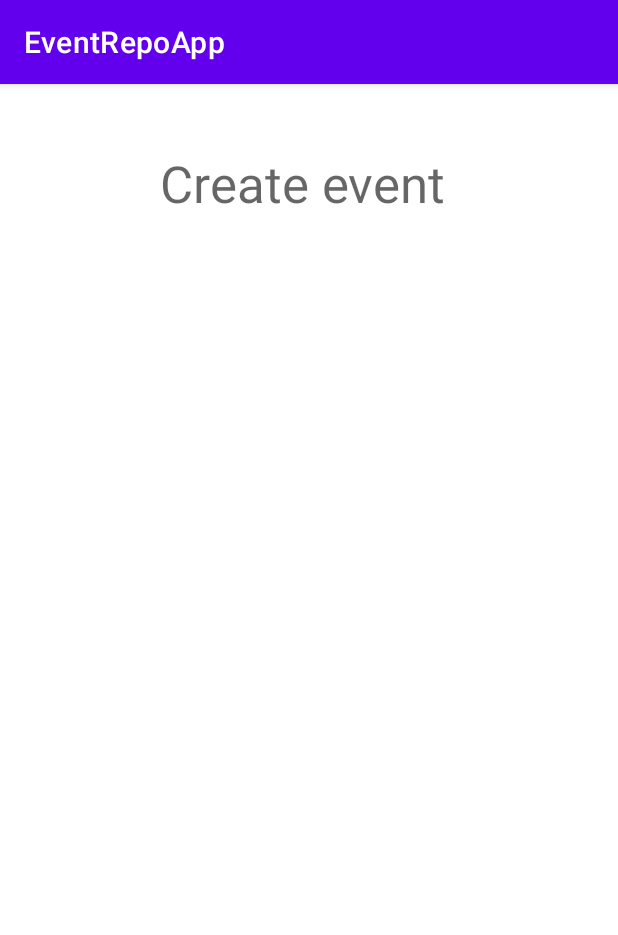
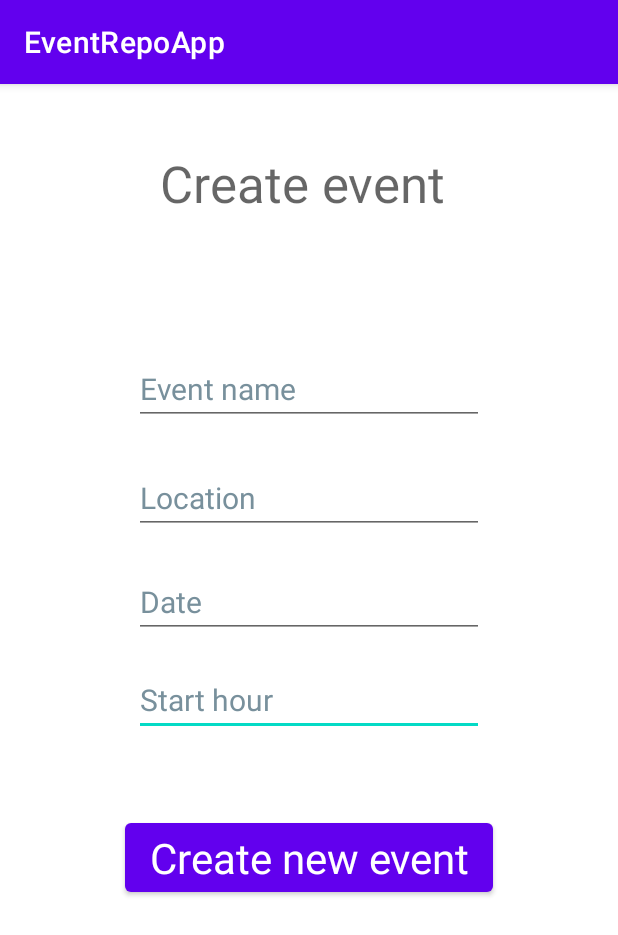
Before and after one commit to tymoteusz-chelmecki/EventRepoApp, an Android app: the CreateEventActivity screen opened directly, with no data from a screen before it, on a phone screen of 412 x 824 dp. Shown: the top 935 px of the screen. Run offline under Robolectric (Android 15) with nearby library versions, the phone set to English and light mode, and no system bars.

Commit message:
Add input fields to CreateEventActivity

```diff
--- a/app/src/main/java/com/example/event_repo_app/CreateEventActivity.java
+++ b/app/src/main/java/com/example/event_repo_app/CreateEventActivity.java
@@ -1,6 +1,9 @@
 package com.example.event_repo_app;
 
 import android.os.Bundle;
+import android.widget.Button;
+import android.widget.TextView;
+import android.widget.Toast;
 
 import androidx.appcompat.app.AppCompatActivity;
 
@@ -10,5 +13,24 @@ public class CreateEventActivity extends AppCompatActivity {
     protected void onCreate(Bundle savedInstanceState) {
         super.onCreate(savedInstanceState);
         setContentView(R.layout.activity_create_event);
+        Button createButton = (Button) findViewById(R.id.create_create_button);
+        createButton.setOnClickListener(view -> submitNewEvent());
+    }
+
+    private void submitNewEvent() {
+        String eventName = getInputString(R.id.input_text_name);
+        String location = getInputString(R.id.input_text_location);
+        String date = getInputString(R.id.input_text_date);
+        String hour = getInputString(R.id.input_text_hour);
+        if (eventName.isEmpty() || location.isEmpty() || date.isEmpty()) {
+            Toast.makeText(CreateEventActivity.this,
+                    "You have to specify event name, location and date", Toast.LENGTH_LONG).show();
+        } else {
+            Toast.makeText(CreateEventActivity.this, "Created new event", Toast.LENGTH_LONG).show();
+        }
+    }
+
+    private String getInputString(int viewId) {
+        return ((TextView) findViewById(viewId)).getText().toString();
     }
 }
--- a/app/src/main/res/layout/activity_create_event.xml
+++ b/app/src/main/res/layout/activity_create_event.xml
@@ -5,6 +5,57 @@
     android:layout_width="match_parent"
     android:layout_height="match_parent"
     tools:context=".ShareEventsActivity">
+
+    <EditText
+        android:id="@+id/input_text_hour"
+        android:layout_width="wrap_content"
+        android:layout_height="wrap_content"
+        android:ems="10"
+        android:hint="@string/input_text_hour"
+        android:importantForAutofill="no"
+        android:inputType="number|time"
+        android:textColorHint="#78909C"
+        android:textSize="20sp"
+        app:layout_constraintBottom_toBottomOf="parent"
+        app:layout_constraintEnd_toEndOf="parent"
+        app:layout_constraintHorizontal_bias="0.5"
+        app:layout_constraintStart_toStartOf="parent"
+        app:layout_constraintTop_toBottomOf="@id/input_text_date"
+        app:layout_constraintVertical_bias="0.05" />
+
+    <EditText
+        android:id="@+id/input_text_date"
+        android:layout_width="wrap_content"
+        android:layout_height="wrap_content"
+        android:ems="10"
+        android:hint="@string/input_text_date"
+        android:importantForAutofill="no"
+        android:inputType="date"
+        android:textColorHint="#78909C"
+        android:textSize="20sp"
+        app:layout_constraintBottom_toBottomOf="parent"
+        app:layout_constraintEnd_toEndOf="parent"
+        app:layout_constraintHorizontal_bias="0.5"
+        app:layout_constraintStart_toStartOf="parent"
+        app:layout_constraintTop_toBottomOf="@id/input_text_location"
+        app:layout_constraintVertical_bias="0.05" />
+
+    <EditText
+        android:id="@+id/input_text_location"
+        android:layout_width="wrap_content"
+        android:layout_height="wrap_content"
+        android:ems="10"
+        android:hint="@string/input_text_location"
+        android:importantForAutofill="no"
+        android:inputType="text"
+        android:textColorHint="#78909C"
+        android:textSize="20sp"
+        app:layout_constraintBottom_toBottomOf="parent"
+        app:layout_constraintEnd_toEndOf="parent"
+        app:layout_constraintHorizontal_bias="0.5"
+        app:layout_constraintStart_toStartOf="parent"
+        app:layout_constraintTop_toBottomOf="@id/input_text_name"
+        app:layout_constraintVertical_bias="0.05" />
 
     <TextView
         android:id="@+id/create_event_text"
@@ -18,4 +69,36 @@
         app:layout_constraintStart_toStartOf="parent"
         app:layout_constraintTop_toTopOf="parent"
         app:layout_constraintVertical_bias="0.060000002" />
+
+    <EditText
+        android:id="@+id/input_text_name"
+        android:layout_width="wrap_content"
+        android:layout_height="wrap_content"
+        android:layout_marginTop="24dp"
+        android:ems="10"
+        android:hint="@string/input_text_name"
+        android:importantForAutofill="no"
+        android:inputType="text"
+        android:textColorHint="#78909C"
+        android:textSize="20sp"
+        app:layout_constraintBottom_toBottomOf="parent"
+        app:layout_constraintEnd_toEndOf="parent"
+        app:layout_constraintStart_toStartOf="parent"
+        app:layout_constraintTop_toBottomOf="@+id/create_event_text"
+        app:layout_constraintVertical_bias="0.110000014" />
+
+    <Button
+        android:id="@+id/create_create_button"
+        android:layout_width="wrap_content"
+        android:layout_height="wrap_content"
+        android:text="@string/create_create_button_text"
+        android:textAppearance="@style/TextAppearance.AppCompat.Large"
+        android:textSize="28sp"
+        app:layout_constraintBottom_toBottomOf="parent"
+        app:layout_constraintEnd_toEndOf="parent"
+        app:layout_constraintHorizontal_bias="0.498"
+        app:layout_constraintStart_toStartOf="parent"
+        app:layout_constraintTop_toBottomOf="@id/input_text_hour"
+        app:layout_constraintVertical_bias="0.189" />
+
 </androidx.constraintlayout.widget.ConstraintLayout>
--- a/app/src/main/res/values/strings.xml
+++ b/app/src/main/res/values/strings.xml
@@ -6,4 +6,9 @@
     <string name="create_event_text">Create event</string>
     <string name="show_events_text">Show events</string>
     <string name="share_events_text">Share events</string>
+    <string name="input_text_name">Event name</string>
+    <string name="input_text_location">Location</string>
+    <string name="input_text_date">Date</string>
+    <string name="input_text_hour">Start hour</string>
+    <string name="create_create_button_text">Create new event</string>
 </resources>
```
